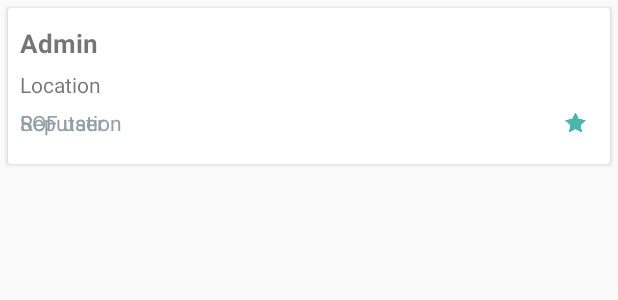
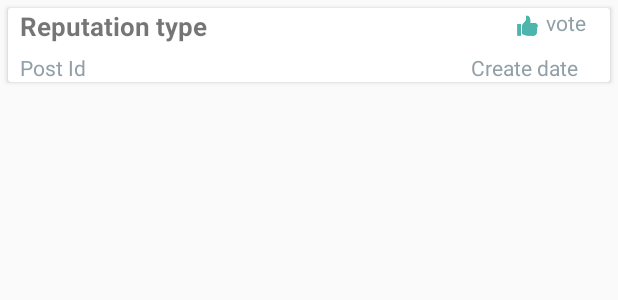
Before and after one commit to hoanghcmus/testing, an Android app: the layout item_reputation.xml on its own in the app's theme, with its tools: preview values and no code run, on a phone screen of 412 x 824 dp. Shown: the top 300 px of the screen. Run offline under Robolectric (Android 15) with nearby library versions, the phone set to English and light mode, and no system bars.

Commit message:
Implement user reputation

```diff
--- a/app/src/main/java/com/hoangvnit/stackoverflow/mvp/reputation/UserReputationContract.java
+++ b/app/src/main/java/com/hoangvnit/stackoverflow/mvp/reputation/UserReputationContract.java
@@ -19,7 +19,7 @@ public class UserReputationContract {
 
     public interface UserReputationPresenter extends BaseContract.BasePresenter<UserReputationView> {
 
-        void init();
+        void init(int userId);
 
         void unSubscribe();
 
--- a/app/src/main/java/com/hoangvnit/stackoverflow/mvp/reputation/UserReputationPresenterImpl.java
+++ b/app/src/main/java/com/hoangvnit/stackoverflow/mvp/reputation/UserReputationPresenterImpl.java
@@ -43,7 +43,9 @@ public class UserReputationPresenterImpl implements UserReputationContract.UserR
     }
 
     @Override
-    public void init() {
+    public void init(int userId) {
+
+        this.mUserId = userId;
 
         mUserService = RestClient.getInstance().getUserService();
 
--- a/app/src/main/res/layout/fragment_user.xml
+++ b/app/src/main/res/layout/fragment_user.xml
@@ -1,5 +1,6 @@
 <?xml version="1.0" encoding="utf-8"?>
 <LinearLayout xmlns:android="http://schemas.android.com/apk/res/android"
+    xmlns:tools="http://schemas.android.com/tools"
     android:layout_width="match_parent"
     android:layout_height="match_parent"
     android:orientation="vertical">
@@ -35,8 +36,10 @@
         android:background="@android:color/white"
         android:gravity="center"
         android:padding="@dimen/_16dp"
+        android:textAlignment="center"
         android:textColor="@color/colorPrimary"
         android:textSize="@dimen/_18sp"
-        android:visibility="invisible" />
+        android:visibility="invisible"
+        tools:text="Empty view" />
 
 </LinearLayout>
--- a/app/src/main/res/layout/item_reputation.xml
+++ b/app/src/main/res/layout/item_reputation.xml
@@ -1,6 +1,5 @@
 <?xml version="1.0" encoding="utf-8"?>
 <android.support.v7.widget.CardView xmlns:android="http://schemas.android.com/apk/res/android"
-    xmlns:app="http://schemas.android.com/apk/res-auto"
     xmlns:tools="http://schemas.android.com/tools"
     android:layout_width="match_parent"
     android:layout_height="wrap_content"
@@ -8,29 +7,8 @@
     android:layout_marginRight="@dimen/_5dp"
     android:layout_marginTop="@dimen/_5dp"
     android:clickable="true"
-    android:foreground="?attr/selectableItemBackground"
-    app:cardBackgroundColor="@color/colorAccent">
+    android:foreground="?attr/selectableItemBackground">
 
-
-    <RelativeLayout
-        android:layout_width="match_parent"
-        android:layout_height="wrap_content"
-        android:background="@android:color/white">
-
-        <TextView
-
-            android:layout_width="@dimen/_100dp"
-            android:layout_height="@dimen/_100dp"
-            android:text="@string/empty"
-            android:visibility="invisible" />
-
-        <de.hdodenhof.circleimageview.CircleImageView
-
-            android:layout_width="@dimen/_72dp"
-            android:layout_height="@dimen/_72dp"
-            android:layout_centerVertical="true"
-            android:layout_margin="@dimen/_16dp"
-            app:civ_border_width="@dimen/_0dp" />
 
     <LinearLayout
         android:layout_width="wrap_content"
@@ -47,46 +25,47 @@
             android:orientation="horizontal">
 
             <TextView
-
+                android:id="@+id/reputation_type"
                 android:layout_width="wrap_content"
                 android:layout_height="wrap_content"
                 android:layout_alignParentLeft="true"
                 android:fontFamily="sans-serif"
                 android:textSize="@dimen/_18sp"
                 android:textStyle="bold"
-                    tools:text="Admin" />
+                tools:text="Reputation type" />
+
+            <ImageView
+                android:id="@+id/img_reputation_type"
+                android:layout_width="@dimen/_14dp"
+                android:layout_height="@dimen/_14dp"
+                android:layout_centerInParent="true"
+                android:layout_centerVertical="true"
+                android:layout_marginBottom="@dimen/_8dp"
+                android:layout_marginRight="@dimen/_5dp"
+                android:layout_toLeftOf="@+id/reputation_change"
+                android:scaleType="fitCenter"
+                android:src="@drawable/ic_like"
+                android:tint="@color/colorPrimary" />
 
             <TextView
-
+                android:id="@+id/reputation_change"
                 android:layout_width="wrap_content"
                 android:layout_height="wrap_content"
                 android:layout_alignParentRight="true"
                 android:fontFamily="sans-serif"
                 android:textColor="@color/grey_light_new"
-                    android:textSize="@dimen/_18sp"
-                    android:visibility="invisible"
-                    tools:text="Age" />
+                android:textSize="@dimen/_14sp"
+                tools:text="vote" />
 
         </RelativeLayout>
 
-            <TextView
-
-                android:layout_width="match_parent"
-                android:layout_height="wrap_content"
-                android:layout_alignParentLeft="true"
-                android:layout_marginTop="@dimen/_6dp"
-                android:fontFamily="sans-serif"
-                android:textSize="@dimen/_14sp"
-                tools:text="Location" />
-
 
         <RelativeLayout
-                android:layout_width="wrap_content"
-                android:layout_height="wrap_content"
-                android:orientation="horizontal">
+            android:layout_width="match_parent"
+            android:layout_height="wrap_content">
 
             <TextView
-
+                android:id="@+id/post_ids"
                 android:layout_width="wrap_content"
                 android:layout_height="wrap_content"
                 android:layout_alignParentLeft="true"
@@ -95,34 +74,23 @@
                 android:text="@string/sof_user"
                 android:textColor="@color/grey_light_new"
                 android:textSize="@dimen/_14sp"
-                    tools:text="SOF user" />
+                tools:text="Post Id" />
 
             <TextView
-
+                android:id="@+id/create_date"
                 android:layout_width="wrap_content"
                 android:layout_height="wrap_content"
+                android:layout_alignParentRight="true"
                 android:layout_marginRight="5dp"
                 android:layout_marginTop="@dimen/_6dp"
                 android:layout_toLeftOf="@+id/star"
                 android:fontFamily="sans-serif"
                 android:textColor="@color/grey_light_new"
                 android:textSize="@dimen/_14sp"
-                    tools:text="Reputation" />
-
-                <ImageView
-
-                    android:layout_width="@dimen/_14dp"
-                    android:layout_height="@dimen/_14dp"
-                    android:layout_alignParentRight="true"
-                    android:layout_centerInParent="true"
-                    android:layout_centerVertical="true"
-                    android:layout_marginTop="@dimen/_18dp"
-                    android:scaleType="fitCenter"
-                    android:src="@drawable/ic_start"
-                    android:tint="@color/colorPrimary" />
+                tools:text="Create date" />
 
         </RelativeLayout>
 
     </LinearLayout>
-    </RelativeLayout>
+
 </android.support.v7.widget.CardView>
```
Also changed, not shown: app/src/main/java/com/hoangvnit/stackoverflow/mvp/holder/UserReputationViewHolder.java (+11 -16 lines), app/src/main/java/com/hoangvnit/stackoverflow/mvp/pojo/ReputationModel.java (+10 -15 lines), app/src/main/java/com/hoangvnit/stackoverflow/mvp/reputation/UserReputationFragment.java (+38 -7 lines), app/src/main/res/layout/fragment_user_reputation.xml (+64 -1 lines), app/src/main/res/layout/item_user.xml (+4 -6 lines), app/src/main/res/drawable/ic_like.png (added), app/src/main/res/drawable/ic_unlike.png (added). Lines whose indentation alone changed are shown as unchanged.
